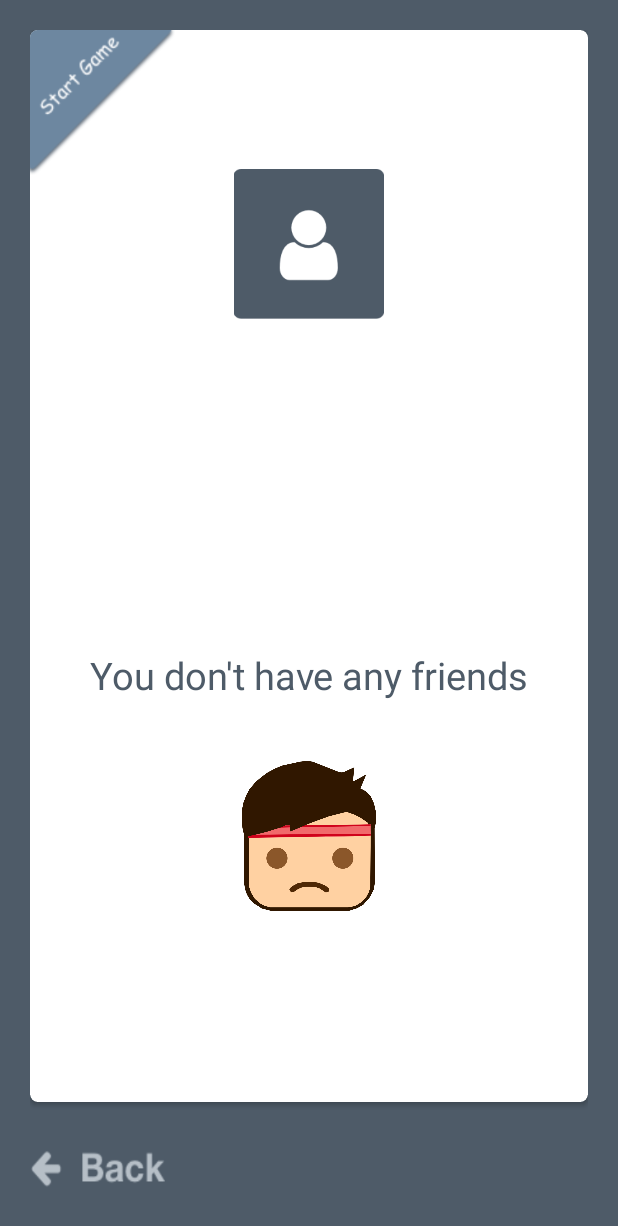
After one commit to iskenxan/Math-marathon, an Android app: the fragment StartGameFragment shown on its own in the app's theme, on a phone screen of 412 x 824 dp. The commit adds this screen. Shown: the top 1226 px of the screen. Run offline under Robolectric (Android 15) with nearby library versions, the phone set to English and light mode, and no system bars; our stand-ins replace ButterKnife, Firebase (no records; nobody signed in at launch, a user with empty details on screens opened directly), Picasso; 2 statements that could not run were skipped.

Commit message:
working on starting and loading game

```diff
--- /dev/null
+++ b/MathMarathon/app/src/main/java/space/samatov/mathmarathon/model/interfaces/OnStartGameItemClickedListener.java
@@ -0,0 +1,9 @@
+package space.samatov.mathmarathon.model.interfaces;
+
+/**
+ * Created by iskenxan on 11/6/17.
+ */
+
+public interface OnStartGameItemClickedListener {
+    void onStartGameItemClicked(int position);
+}
--- a/MathMarathon/app/src/main/java/space/samatov/mathmarathon/model/utils/FragmentFactory.java
+++ b/MathMarathon/app/src/main/java/space/samatov/mathmarathon/model/utils/FragmentFactory.java
@@ -9,6 +9,7 @@ import space.samatov.mathmarathon.R;
 import space.samatov.mathmarathon.view.fragments.FriendRequestFragment;
 import space.samatov.mathmarathon.view.fragments.MenuFragment;
 import space.samatov.mathmarathon.view.fragments.MyProfileFragment;
+import space.samatov.mathmarathon.view.fragments.StartGameFragment;
 import space.samatov.mathmarathon.view.fragments.WelcomeFragment;
 
 /**
@@ -41,6 +42,11 @@ public class FragmentFactory {
         startMainActivityFragment(activity,fragment);
     }
 
+    public static final void startStartGameFragment(AppCompatActivity activity){
+        StartGameFragment fragment=new StartGameFragment();
+        startMainActivityFragment(activity,fragment);
+    }
+
 
     private static final void startMainActivityFragment(AppCompatActivity activity, Fragment fragment){
         FragmentManager fragmentManager=activity.getSupportFragmentManager();
--- a/MathMarathon/app/src/main/java/space/samatov/mathmarathon/view/fragments/FriendRequestFragment.java
+++ b/MathMarathon/app/src/main/java/space/samatov/mathmarathon/view/fragments/FriendRequestFragment.java
@@ -44,8 +44,6 @@ public class FriendRequestFragment extends Fragment implements OnExtracUserListe
     @BindView(R.id.FriendRequestsNoRequestsContainer)LinearLayout mNorequestsContainer;
 
     User mCurrentUser;
-    //TODO:When sending friend request check both the friend request list and friend list for duplicates
-    //TODO: Probably  should not store photo url in the friend list. What if user's friend updates his photo?
 
     @Nullable
     @Override
@@ -89,7 +87,7 @@ public class FriendRequestFragment extends Fragment implements OnExtracUserListe
 
     private void acceptOrRejectFriendRequest(boolean accepted, int position){
         if(accepted){
-            UserReference friendRequest=mCurrentUser.getFriendRequests().get(position);
+            String friendRequest=mCurrentUser.getFriendRequests().get(position);
             mCurrentUser.getFriendList().add(friendRequest);
         }
         mCurrentUser.getFriendRequests().remove(position);
--- /dev/null
+++ b/MathMarathon/app/src/main/java/space/samatov/mathmarathon/view/fragments/StartGameFragment.java
@@ -0,0 +1,82 @@
+package space.samatov.mathmarathon.view.fragments;
+
+import android.os.Bundle;
+import android.support.annotation.Nullable;
+import android.support.v4.app.Fragment;
+import android.support.v7.app.AppCompatActivity;
+import android.support.v7.widget.LinearLayoutManager;
+import android.support.v7.widget.RecyclerView;
+import android.view.LayoutInflater;
+import android.view.View;
+import android.view.ViewGroup;
+import android.widget.ImageView;
+import android.widget.LinearLayout;
+
+import com.squareup.picasso.Picasso;
+
+import butterknife.BindView;
+import butterknife.ButterKnife;
+import butterknife.OnClick;
+import space.samatov.mathmarathon.R;
+import space.samatov.mathmarathon.model.FirebaseManager;
+import space.samatov.mathmarathon.model.User;
+import space.samatov.mathmarathon.model.interfaces.OnExtracUserListener;
+import space.samatov.mathmarathon.model.interfaces.OnStartGameItemClickedListener;
+import space.samatov.mathmarathon.model.utils.FragmentFactory;
+import space.samatov.mathmarathon.view.adapters.StartGameListAdapter;
+
+/**
+ * Created by iskenxan on 11/6/17.
+ */
+
+public class StartGameFragment extends Fragment implements OnExtracUserListener, OnStartGameItemClickedListener {
+
+    @BindView(R.id.StartGameProfileImageView)ImageView mProfileImageView;
+    @BindView(R.id.StartGameNoFriendsContainer)LinearLayout mNoFriendsContainer;
+    @BindView(R.id.StartGameRecyclerContainer)LinearLayout mRecyclerContainer;
+    @BindView(R.id.StartGameRecyclerView)RecyclerView mRecyclerView;
+    User mCurrentUser;
+
+
+    @Nullable
+    @Override
+    public View onCreateView(LayoutInflater inflater, @Nullable ViewGroup container, @Nullable Bundle savedInstanceState) {
+        View view=inflater.inflate(R.layout.fragment_start_game,container,false);
+        ButterKnife.bind(this,view);
+        FirebaseManager.extracCurrentUserData(this);
+        return view;
+    }
+
+
+    @Override
+    public void onUserDataExtracted(User user) {
+        Picasso.with(getContext()).load(user.getPhotoUrl()).placeholder(R.drawable.profile_placeholder).into(mProfileImageView);
+        mCurrentUser=user;
+        if(user.getFriendList().size()>0){
+            mRecyclerContainer.setVisibility(View.VISIBLE);
+            setupRecyclerView();
+        }
+        else
+            mNoFriendsContainer.setVisibility(View.VISIBLE);
+    }
+
+
+    private void setupRecyclerView(){
+        StartGameListAdapter adapter=new StartGameListAdapter(mCurrentUser.getFriendList(),this);
+        mRecyclerView.setLayoutManager(new LinearLayoutManager(getContext()));
+        mRecyclerView.setAdapter(adapter);
+    }
+
+
+    @Override
+    public void onStartGameItemClicked(int position) {
+
+    }
+
+
+    @OnClick(R.id.StartGameBackButton)
+    public void onBackButtonClicked(){
+        FragmentFactory.startMenuFragment((AppCompatActivity) getActivity());
+    }
+
+}
--- /dev/null
+++ b/MathMarathon/app/src/main/res/layout/fragment_start_game.xml
@@ -0,0 +1,105 @@
+<?xml version="1.0" encoding="utf-8"?>
+<LinearLayout xmlns:android="http://schemas.android.com/apk/res/android"
+    xmlns:app="http://schemas.android.com/apk/res-auto"
+    android:orientation="vertical"
+    android:layout_width="match_parent"
+    android:paddingTop="20dp"
+    android:paddingLeft="20dp"
+    android:paddingRight="20dp"
+    android:background="@color/darkNavyColor"
+    android:layout_height="match_parent">
+
+    <android.support.v7.widget.CardView
+        android:layout_width="match_parent"
+        android:layout_height="0dp"
+        android:layout_weight="8"
+        android:elevation="5dp"
+        app:cardCornerRadius="5dp">
+
+        <LinearLayout
+            android:layout_width="match_parent"
+            android:layout_height="match_parent"
+            android:orientation="vertical">
+
+            <RelativeLayout
+                android:layout_width="match_parent"
+                android:layout_height="0dp"
+                android:layout_weight="2">
+
+                <ImageView
+                    android:layout_width="100dp"
+                    android:layout_height="100dp"
+                    android:layout_marginLeft="-3dp"
+                    android:layout_marginTop="-3dp"
+                    android:src="@drawable/start_game" />
+
+                <ImageView
+                    android:id="@+id/StartGameProfileImageView"
+                    android:layout_width="100dp"
+                    android:src="@drawable/profile_placeholder"
+                    android:layout_height="100dp"
+                    android:scaleType="centerCrop"
+                    android:layout_centerHorizontal="true"
+                    android:layout_centerVertical="true" />
+            </RelativeLayout>
+            <RelativeLayout
+                android:layout_width="match_parent"
+                android:layout_height="0dp"
+                android:layout_weight="3">
+                <LinearLayout
+                    android:layout_width="match_parent"
+                    android:layout_height="match_parent"
+                    android:orientation="vertical"
+                    android:visibility="invisible"
+                    android:id="@+id/StartGameRecyclerContainer"
+                    android:padding="10dp">
+
+                    <RelativeLayout
+                        android:layout_width="match_parent"
+                        android:layout_height="0dp"
+                        android:layout_weight="5">
+
+                        <android.support.v7.widget.RecyclerView
+                            android:id="@+id/StartGameRecyclerView"
+                            android:layout_width="match_parent"
+                            android:layout_height="match_parent" />
+                    </RelativeLayout>
+
+                </LinearLayout>
+                <LinearLayout
+                    android:layout_width="match_parent"
+                    android:gravity="center"
+                    android:id="@+id/StartGameNoFriendsContainer"
+                    android:orientation="vertical"
+                    android:visibility="invisible"
+                    android:layout_height="match_parent">
+                    <TextView
+                        android:layout_width="match_parent"
+                        android:layout_height="wrap_content"
+                        android:gravity="center"
+                        android:textSize="25sp"
+                        android:textColor="@color/darkNavyColor"
+                        android:text="You don't have any friends"/>
+                    <ImageView
+                        android:layout_width="100dp"
+                        android:layout_marginTop="40dp"
+                        android:layout_height="100dp"
+                        android:src="@drawable/sad_face"/>
+                </LinearLayout>
+            </RelativeLayout>
+        </LinearLayout>
+
+    </android.support.v7.widget.CardView>
+
+    <LinearLayout
+        android:layout_width="match_parent"
+        android:layout_height="0dp"
+        android:gravity="center_vertical"
+        android:layout_weight="1">
+        <Button
+            android:layout_width="90dp"
+            android:layout_height="25dp"
+            android:id="@+id/StartGameBackButton"
+            android:background="@drawable/back_button"/>
+    </LinearLayout>
+</LinearLayout>
```
Also changed, not shown: MathMarathon/app/src/main/java/space/samatov/mathmarathon/model/User.java (+24 -6 lines), MathMarathon/app/src/main/java/space/samatov/mathmarathon/view/adapters/FriendRequestListAdapter.java (+15 -8 lines), MathMarathon/app/src/main/java/space/samatov/mathmarathon/view/adapters/StartGameListAdapter.java (added, +84 -0 lines), MathMarathon/app/src/main/java/space/samatov/mathmarathon/view/dialogs/SendFriendRequestDialog.java (+29 -10 lines), MathMarathon/app/src/main/java/space/samatov/mathmarathon/view/fragments/LoadingGameFragment.java (added, +52 -0 lines), MathMarathon/app/src/main/java/space/samatov/mathmarathon/view/fragments/MenuFragment.java (+9 -1 lines), MathMarathon/app/src/main/res/layout/fragment_loading_game.xml (added, +48 -0 lines), MathMarathon/app/src/main/res/layout/start_game_recycler_item.xml (added, +67 -0 lines), MathMarathon/app/src/main/res/drawable/friend_icon.png.
